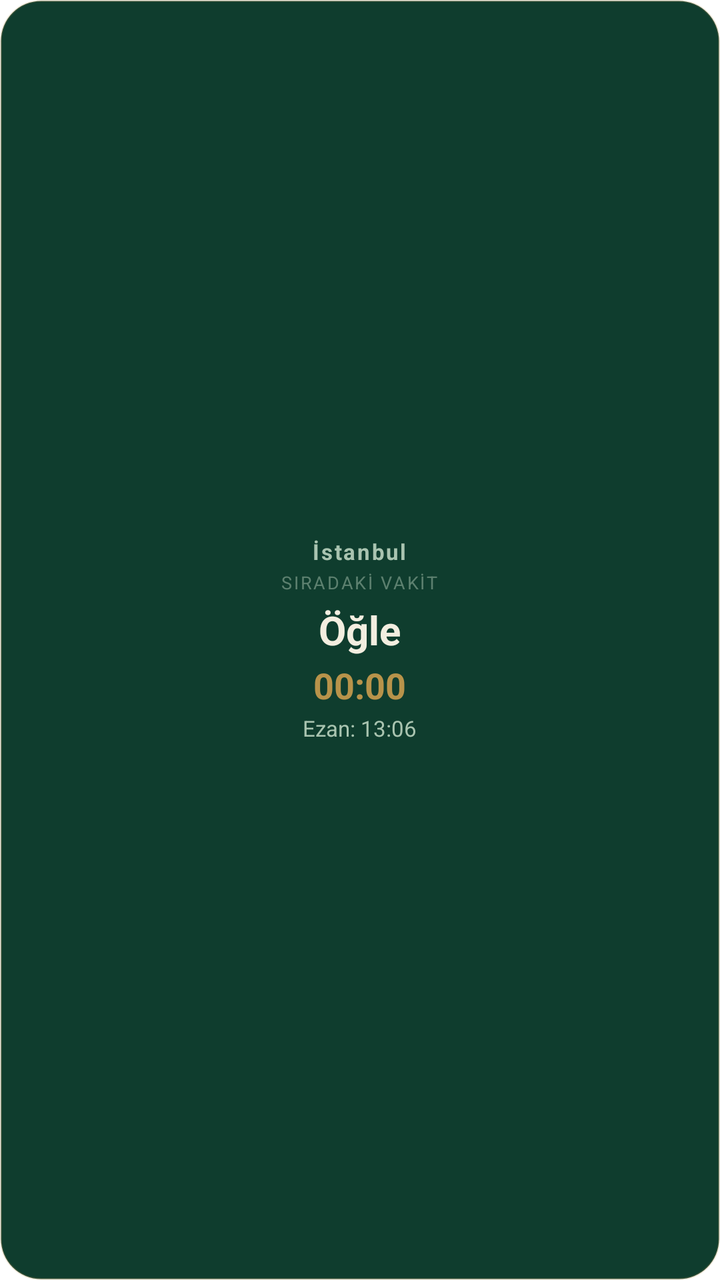
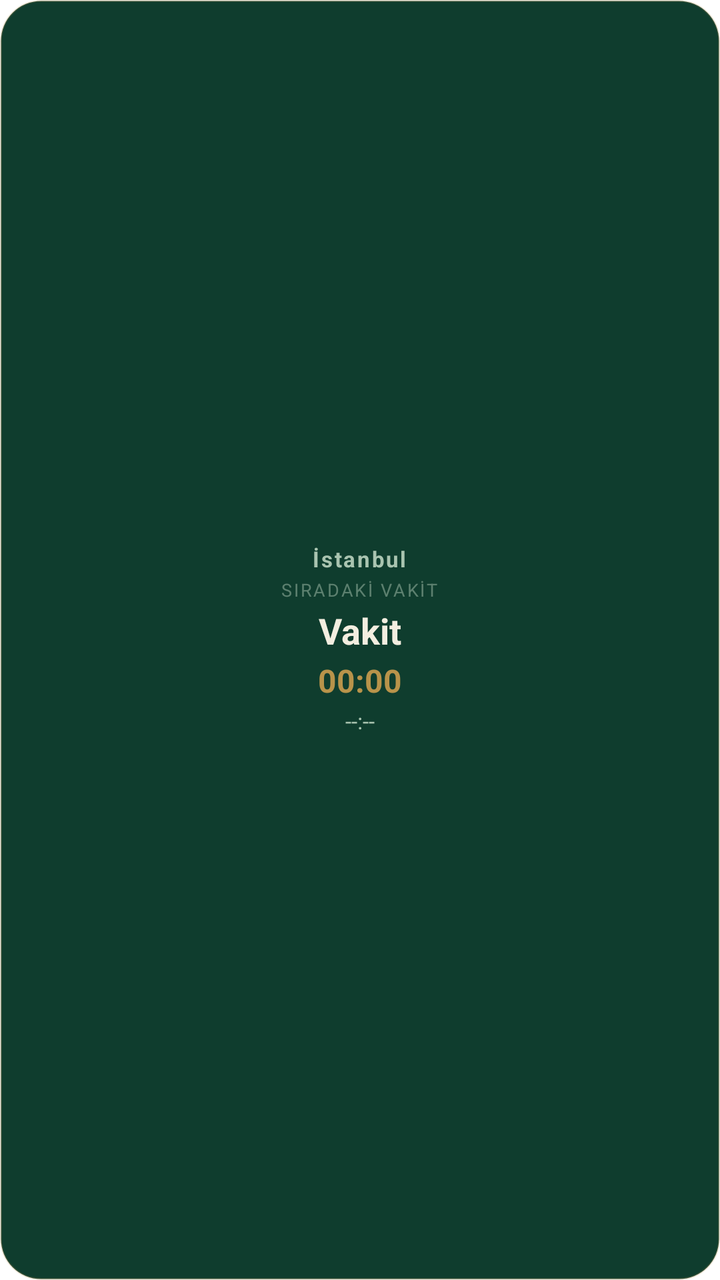

Before-and-after screenshots of an Android layout around one commit, followed by the original layout XML and the change that was made.
<!-- AndroidManifest.xml: fallback theme Theme.MaterialComponents.DayNight.NoActionBar -->
<!-- res/layout/widget_small.xml -->
<?xml version="1.0" encoding="utf-8"?>
<LinearLayout xmlns:android="http://schemas.android.com/apk/res/android"
    android:id="@+id/widget_small_root"
    android:layout_width="match_parent"
    android:layout_height="match_parent"
    android:background="@drawable/widget_bg_forest"
    android:orientation="vertical"
    android:gravity="center"
    android:padding="14dp">

    <TextView
        android:id="@+id/tv_city"
        android:layout_width="wrap_content"
        android:layout_height="wrap_content"
        android:text="İstanbul"
        android:textColor="#A9C4B0"
        android:textSize="11sp"
        android:textStyle="bold"
        android:letterSpacing="0.08" />

    <TextView
        android:id="@+id/tv_next_title"
        android:layout_width="wrap_content"
        android:layout_height="wrap_content"
        android:layout_marginTop="2dp"
        android:text="SIRADAKİ VAKİT"
        android:textColor="#80A9C4B0"
        android:textSize="9sp"
        android:letterSpacing="0.1" />

    <TextView
        android:id="@+id/tv_prayer_name"
        android:layout_width="wrap_content"
        android:layout_height="wrap_content"
        android:layout_marginTop="4dp"
        android:text="Öğle"
        android:textColor="#F3EEE0"
        android:textSize="20sp"
        android:textStyle="bold" />

    <Chronometer
        android:id="@+id/widget_chronometer"
        android:layout_width="wrap_content"
        android:layout_height="wrap_content"
        android:layout_marginTop="2dp"
        android:countDown="true"
        android:textColor="#B8934A"
        android:textSize="18sp"
        android:textStyle="bold" />

    <TextView
        android:id="@+id/tv_prayer_time"
        android:layout_width="wrap_content"
        android:layout_height="wrap_content"
        android:layout_marginTop="2dp"
        android:text="Ezan: 13:06"
        android:textColor="#A9C4B0"
        android:textSize="11sp" />

    <TextView
        android:id="@+id/tv_kerahat_badge"
        android:layout_width="wrap_content"
        android:layout_height="wrap_content"
        android:layout_marginTop="4dp"
        android:background="@drawable/widget_kerahat_badge_bg"
        android:paddingHorizontal="6dp"
        android:paddingVertical="2dp"
        android:text="Kerahat"
        android:textColor="#C27A3E"
        android:textSize="9sp"
        android:textStyle="bold"
        android:visibility="gone" />

</LinearLayout>
<!-- resources referenced by this layout -->
<resources>
  <!-- drawable widget_bg_forest (drawable) -->
  <?xml version="1.0" encoding="utf-8"?>
  <shape xmlns:android="http://schemas.android.com/apk/res/android"
      android:shape="rectangle">
      <solid android:color="#0F3D2E" />
      <corners android:radius="20dp" />
      <stroke
          android:width="1dp"
          android:color="#33B8934A" />
  </shape>
  <!-- drawable widget_kerahat_badge_bg (drawable) -->
  <?xml version="1.0" encoding="utf-8"?>
  <shape xmlns:android="http://schemas.android.com/apk/res/android"
      android:shape="rectangle">
      <solid android:color="#26C27A3E" />
      <corners android:radius="12dp" />
      <stroke
          android:width="0.8dp"
          android:color="#80C27A3E" />
  </shape>
</resources>

<!-- the commit's change to res/layout/widget_small.xml (unified diff, before → after) -->
@@ -4,14 +4,19 @@
     android:layout_width="match_parent"
     android:layout_height="match_parent"
     android:background="@drawable/widget_bg_forest"
+    android:gravity="center"
     android:orientation="vertical"
-    android:gravity="center"
-    android:padding="14dp">
+    android:paddingLeft="10dp"
+    android:paddingTop="8dp"
+    android:paddingRight="10dp"
+    android:paddingBottom="8dp">
 
     <TextView
         android:id="@+id/tv_city"
         android:layout_width="wrap_content"
         android:layout_height="wrap_content"
+        android:ellipsize="end"
+        android:maxLines="1"
         android:text="İstanbul"
         android:textColor="#A9C4B0"
         android:textSize="11sp"
@@ -23,6 +28,7 @@
         android:layout_width="wrap_content"
         android:layout_height="wrap_content"
         android:layout_marginTop="2dp"
+        android:singleLine="true"
         android:text="SIRADAKİ VAKİT"
         android:textColor="#80A9C4B0"
         android:textSize="9sp"
@@ -32,10 +38,11 @@
         android:id="@+id/tv_prayer_name"
         android:layout_width="wrap_content"
         android:layout_height="wrap_content"
-        android:layout_marginTop="4dp"
-        android:text="Öğle"
+        android:layout_marginTop="2dp"
+        android:singleLine="true"
+        android:text="Vakit"
         android:textColor="#F3EEE0"
-        android:textSize="20sp"
+        android:textSize="18sp"
         android:textStyle="bold" />
 
     <Chronometer
@@ -43,9 +50,8 @@
         android:layout_width="wrap_content"
         android:layout_height="wrap_content"
         android:layout_marginTop="2dp"
-        android:countDown="true"
         android:textColor="#B8934A"
-        android:textSize="18sp"
+        android:textSize="16sp"
         android:textStyle="bold" />
 
     <TextView
@@ -53,7 +59,8 @@
         android:layout_width="wrap_content"
         android:layout_height="wrap_content"
         android:layout_marginTop="2dp"
-        android:text="Ezan: 13:06"
+        android:singleLine="true"
+        android:text="--:--"
         android:textColor="#A9C4B0"
         android:textSize="11sp" />
 
@@ -61,10 +68,13 @@
         android:id="@+id/tv_kerahat_badge"
         android:layout_width="wrap_content"
         android:layout_height="wrap_content"
-        android:layout_marginTop="4dp"
+        android:layout_marginTop="3dp"
         android:background="@drawable/widget_kerahat_badge_bg"
-        android:paddingHorizontal="6dp"
-        android:paddingVertical="2dp"
+        android:paddingLeft="6dp"
+        android:paddingTop="2dp"
+        android:paddingRight="6dp"
+        android:paddingBottom="2dp"
+        android:singleLine="true"
         android:text="Kerahat"
         android:textColor="#C27A3E"
         android:textSize="9sp"
